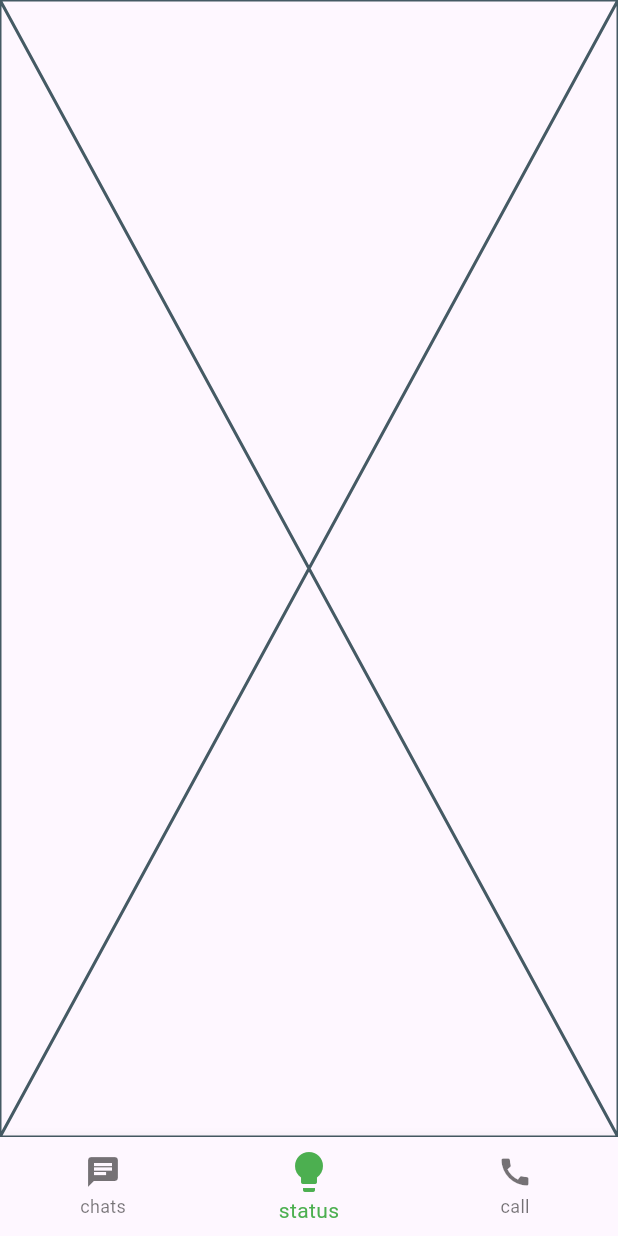
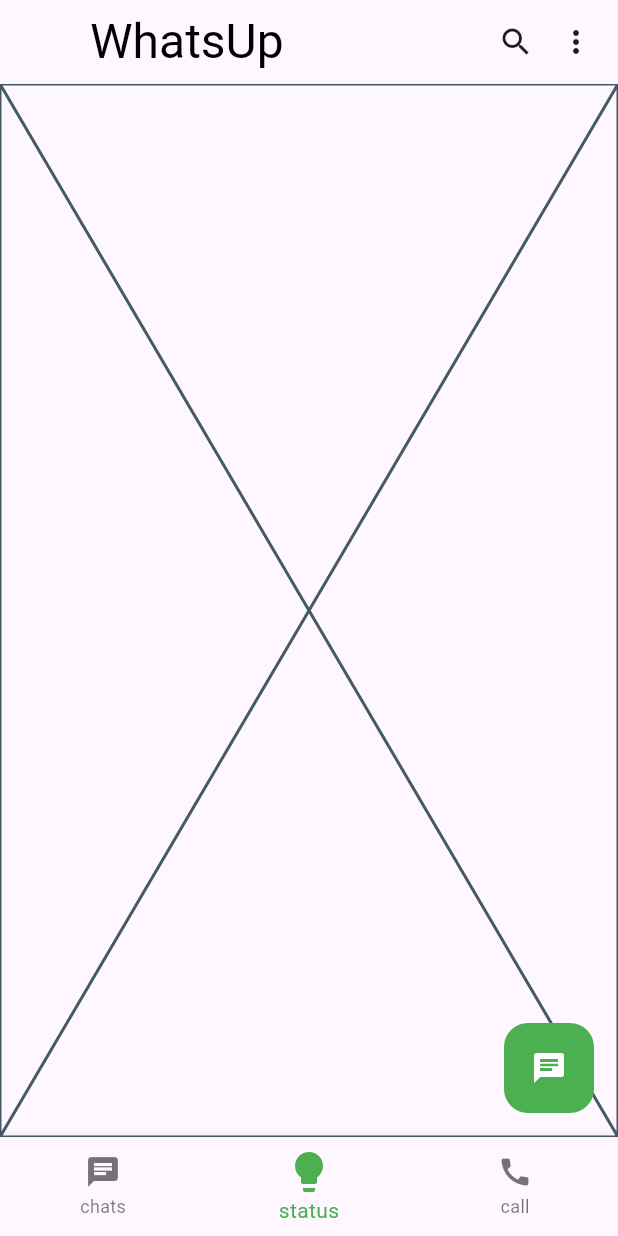
Before and after one commit to amrnooour/chat_app1, a Flutter app: the Home screen opened directly, item 2 of the bottom bar chosen, on a phone screen of 412 x 824 dp. Run offline on Flutter 3.47's test engine with Material 3 defaults, Android fonts, the phone set to English and light mode, and no system bars; our stand-ins replace flutter_bloc.

Commit message:
create floating button

```diff
--- /dev/null
+++ b/lib/core/shared_widgets/custom_app_bar.dart
@@ -0,0 +1,27 @@
+import 'package:chat_app1/core/theme/app_styles.dart';
+import 'package:flutter/material.dart';
+
+class CustomAppBar extends StatelessWidget {
+  final Widget? icon;
+  final String title;
+  const CustomAppBar({super.key, required this.title,this.icon});
+
+  @override
+  Widget build(BuildContext context) {
+    return Row(
+      children: [
+        icon??const Text(""),
+        const SizedBox(width: 44,),
+        Text(
+          title,
+          style: AppStyles.size32Weight700black.copyWith(fontWeight: FontWeight.w400
+          ),
+        ),
+        const Spacer(),
+        const Icon(Icons.search),
+        const SizedBox(width: 16,),
+        const Icon(Icons.more_vert_outlined),
+      ],
+    );
+  }
+}
--- a/lib/features/home/presentation/views/home.dart
+++ b/lib/features/home/presentation/views/home.dart
@@ -1,7 +1,9 @@
 import 'package:chat_app1/core/constants/tabs_of_bottom_nav.dart';
+import 'package:chat_app1/core/shared_widgets/custom_app_bar.dart';
 import 'package:chat_app1/features/home/presentation/view_model/home_cubit.dart';
 import 'package:chat_app1/features/home/presentation/view_model/home_states.dart';
 import 'package:chat_app1/features/home/presentation/views/widgets/custom_bottom_nav.dart';
+import 'package:chat_app1/features/home/presentation/views/widgets/custom_floating_button.dart';
 import 'package:flutter/material.dart';
 import 'package:flutter_bloc/flutter_bloc.dart';
 
@@ -16,6 +18,11 @@ class Home extends StatelessWidget {
         builder: (context, state) => Scaffold(
           body: TabsOfBottomNav.tabs[context.read<HomeCubit>().currentIndex],
           bottomNavigationBar: const CustomBottomNav(),
+          appBar: AppBar(
+            title: const CustomAppBar(title: "WhatsUp"),
+          ),
+          floatingActionButton: const CustomFloatingButton(),
+          floatingActionButtonLocation: FloatingActionButtonLocation.endFloat,
         ),
       ),
     );
--- /dev/null
+++ b/lib/features/home/presentation/views/widgets/custom_floating_button.dart
@@ -0,0 +1,16 @@
+import 'package:flutter/material.dart';
+
+class CustomFloatingButton extends StatelessWidget {
+  const CustomFloatingButton({super.key});
+
+  @override
+  Widget build(BuildContext context) {
+    return Container(
+      height: 60,
+      width: 60,
+      decoration: BoxDecoration(borderRadius: BorderRadius.circular(16),
+      color: Colors.green),
+      child: const Center(child: Icon(Icons.chat,size: 24,color: Colors.white,),),
+    );
+  }
+}
```
